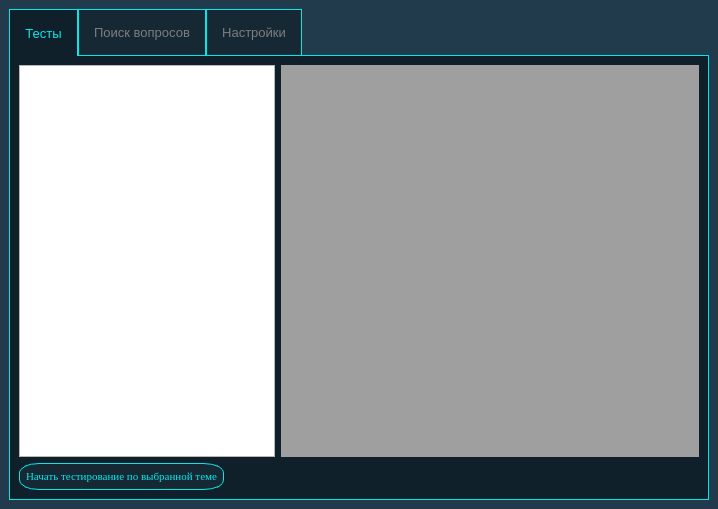
Above: mainwindow.ui from Yarosurafu/ExamHelper before the change. Below: the same form after it.
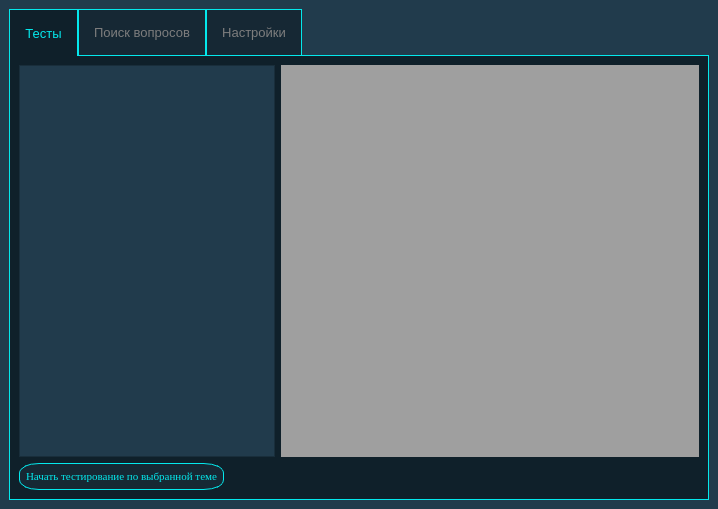
That is the form after the change. Icons and pictures are not drawn.

What changed in the file:
```diff
--- a/mainwindow.ui
+++ b/mainwindow.ui
@@ -93,9 +93,6 @@
         <string>Тесты</string>
        </attribute>
        <layout class="QFormLayout" name="formLayout_2">
-        <item row="0" column="0">
-         <widget class="QListView" name="mattersList"/>
-        </item>
         <item row="0" column="1">
          <widget class="QMdiArea" name="mdiArea"/>
         </item>
@@ -127,6 +124,22 @@
           </property>
          </widget>
         </item>
+        <item row="0" column="0">
+         <widget class="QListWidget" name="mattersList">
+          <property name="styleSheet">
+           <string notr="true">QListWidget{	
+	alternate-background-color: rgb(33, 59, 76);
+	background-color: rgb(33, 59, 76);
+	color: rgb(255, 255, 255);
+}
+
+QListWidget::item:selected{
+	color: rgb(15, 32, 42);
+	background-color: rgb(4, 232, 236);
+}</string>
+          </property>
+         </widget>
+        </item>
        </layout>
       </widget>
       <widget class="QWidget" name="searchTab">
```
